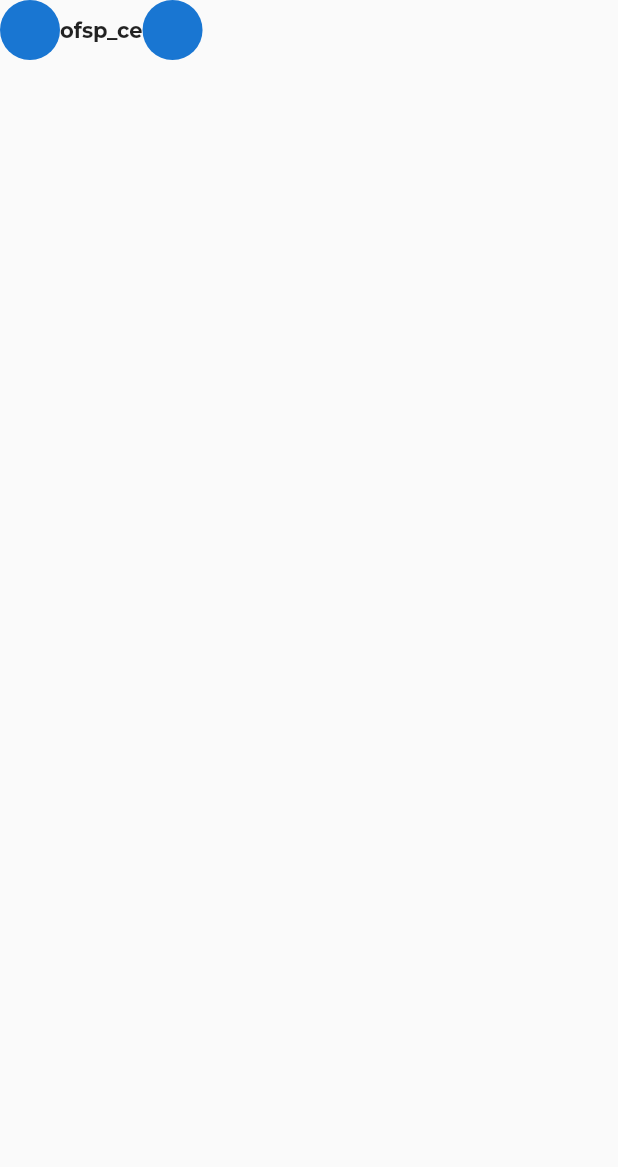
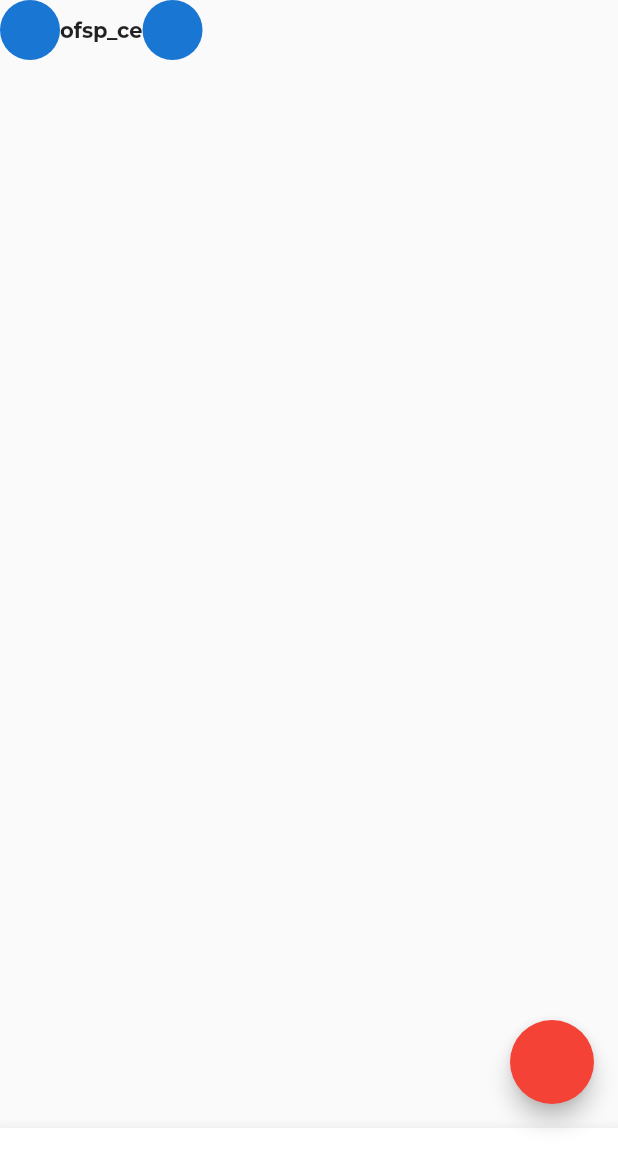
Before and after one commit to JAICHANGPARK/flutter_notebook_11th_story, a Flutter app: the screen it shows after launch, on a phone screen of 412 x 824 dp. Shown: the top 1167 px of the screen. Run offline on Flutter 3.47's test engine with Material 2 defaults, Android fonts, the phone set to English and light mode, and no system bars; our stand-ins replace backdrop, badges, flutter_inner_drawer, flutter_slidable, flutter_swiper, google_fonts.

Commit message:
Update bill_split_home_page.dart

```diff
--- a/lib/ep724_bill_split_app/ui/bill_split_home_page.dart
+++ b/lib/ep724_bill_split_app/ui/bill_split_home_page.dart
@@ -26,10 +26,19 @@ class _BillSplitHomePageState extends State<BillSplitHomePage> {
                 ],
               ),
 
+
             ],
           ),
         ),
       ),
+      bottomNavigationBar: BottomAppBar(
+        child: Container(
+          height: 72,
+        ),
+      ),
+      floatingActionButton: FloatingActionButton(
+        backgroundColor: Colors.red, onPressed: () {  },
+      ),
     );
   }
 }
```
